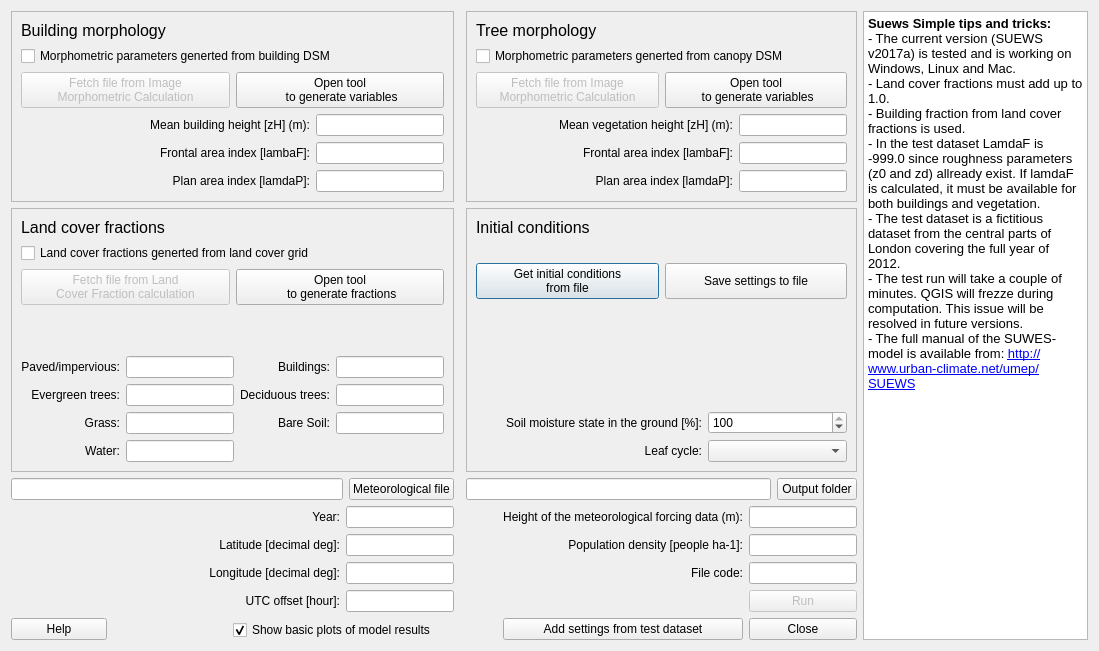
Above: SuewsSimple/suews_simple_dialog_base.ui from UMEP-dev/UMEP before the change. Below: the same form after it.
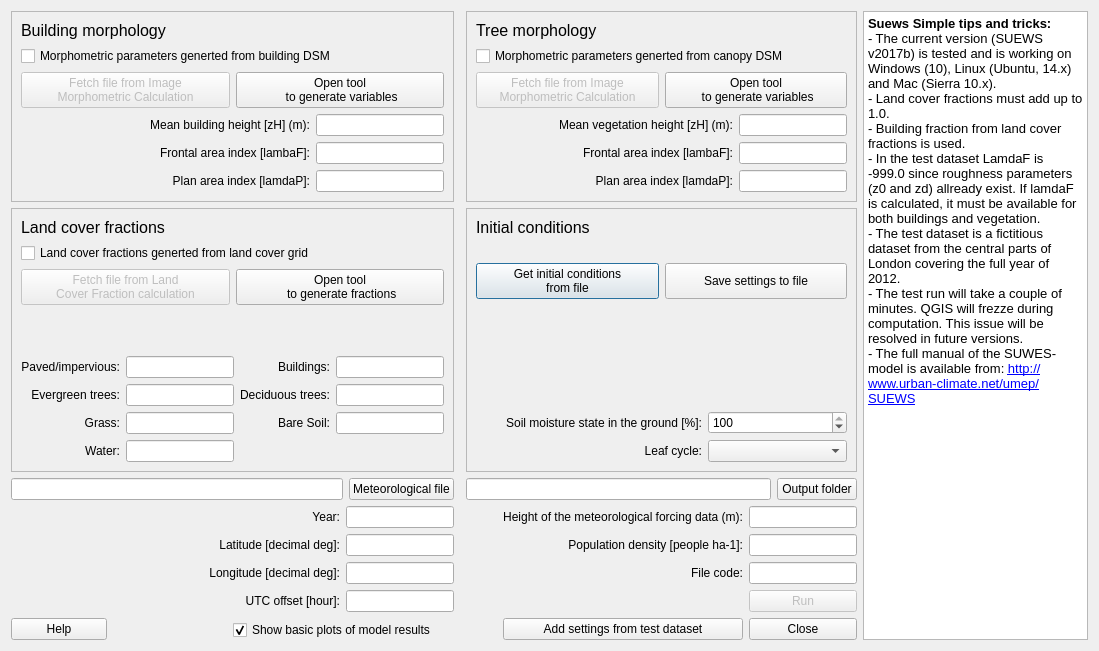
That is the form after the change.

Commit message: 0.5.0 : LONG TERM RELEASE. Includes SUEWS v2017b, Multiple updates and bug fixing.

Patch:
```diff
--- a/SuewsSimple/suews_simple_dialog_base.ui
+++ b/SuewsSimple/suews_simple_dialog_base.ui
@@ -64,7 +64,7 @@
 p, li { white-space: pre-wrap; }
 &lt;/style&gt;&lt;/head&gt;&lt;body style=&quot; font-family:'MS Shell Dlg 2'; font-size:8.25pt; font-weight:400; font-style:normal;&quot;&gt;
 &lt;p style=&quot; margin-top:0px; margin-bottom:0px; margin-left:0px; margin-right:0px; -qt-block-indent:0; text-indent:0px;&quot;&gt;&lt;span style=&quot; font-size:10pt; font-weight:600;&quot;&gt;Suews Simple tips and tricks:&lt;/span&gt;&lt;/p&gt;
-&lt;p style=&quot; margin-top:0px; margin-bottom:0px; margin-left:0px; margin-right:0px; -qt-block-indent:0; text-indent:0px;&quot;&gt;&lt;span style=&quot; font-size:10pt;&quot;&gt;- The current version (SUEWS v2017a) is tested and is working on Windows, Linux and Mac.&lt;/span&gt;&lt;/p&gt;
+&lt;p style=&quot; margin-top:0px; margin-bottom:0px; margin-left:0px; margin-right:0px; -qt-block-indent:0; text-indent:0px;&quot;&gt;&lt;span style=&quot; font-size:10pt;&quot;&gt;- The current version (SUEWS v2017b) is tested and is working on Windows (10), Linux (Ubuntu, 14.x) and Mac (Sierra 10.x).&lt;/span&gt;&lt;/p&gt;
 &lt;p style=&quot; margin-top:0px; margin-bottom:0px; margin-left:0px; margin-right:0px; -qt-block-indent:0; text-indent:0px;&quot;&gt;&lt;span style=&quot; font-size:10pt;&quot;&gt;- Land cover fractions must add up to 1.0. &lt;/span&gt;&lt;/p&gt;
 &lt;p style=&quot; margin-top:0px; margin-bottom:0px; margin-left:0px; margin-right:0px; -qt-block-indent:0; text-indent:0px;&quot;&gt;&lt;span style=&quot; font-size:10pt;&quot;&gt;- Building fraction from land cover fractions is used.&lt;/span&gt;&lt;/p&gt;
 &lt;p style=&quot; margin-top:0px; margin-bottom:0px; margin-left:0px; margin-right:0px; -qt-block-indent:0; text-indent:0px;&quot;&gt;&lt;span style=&quot; font-size:10pt;&quot;&gt;- In the test dataset LamdaF is -999.0 since roughness parameters (z0 and zd) allready exist. If lamdaF is calculated, it must be available for both buildings and vegetation. &lt;/span&gt;&lt;/p&gt;
```
The commit also changes 168 other files.
